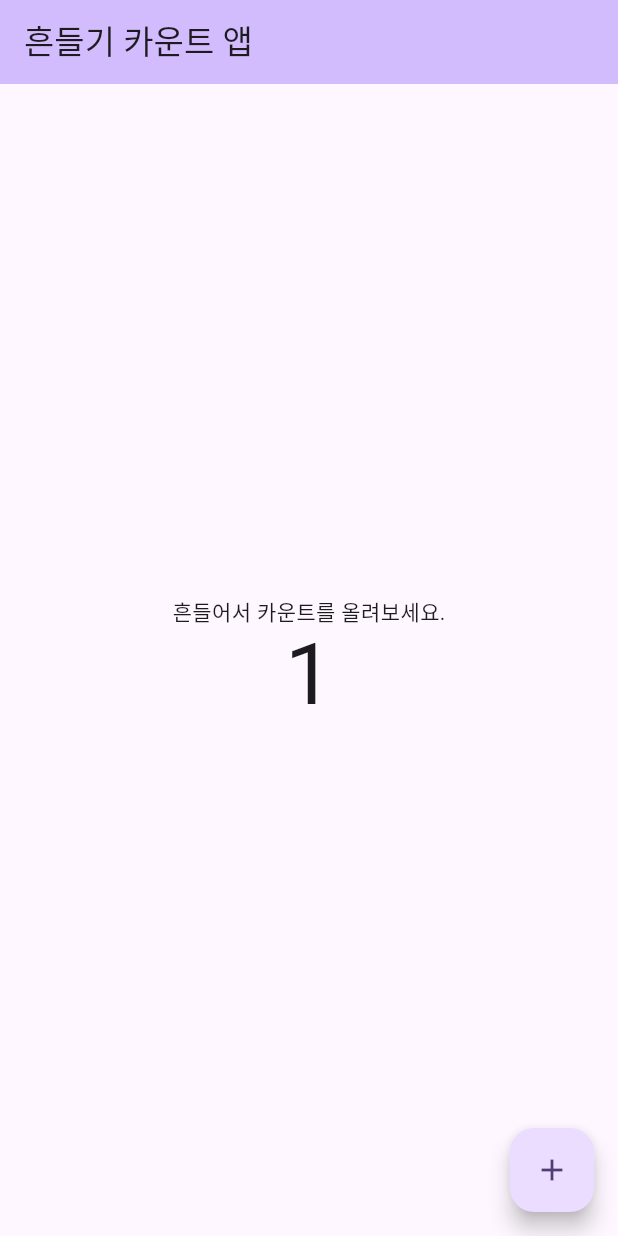
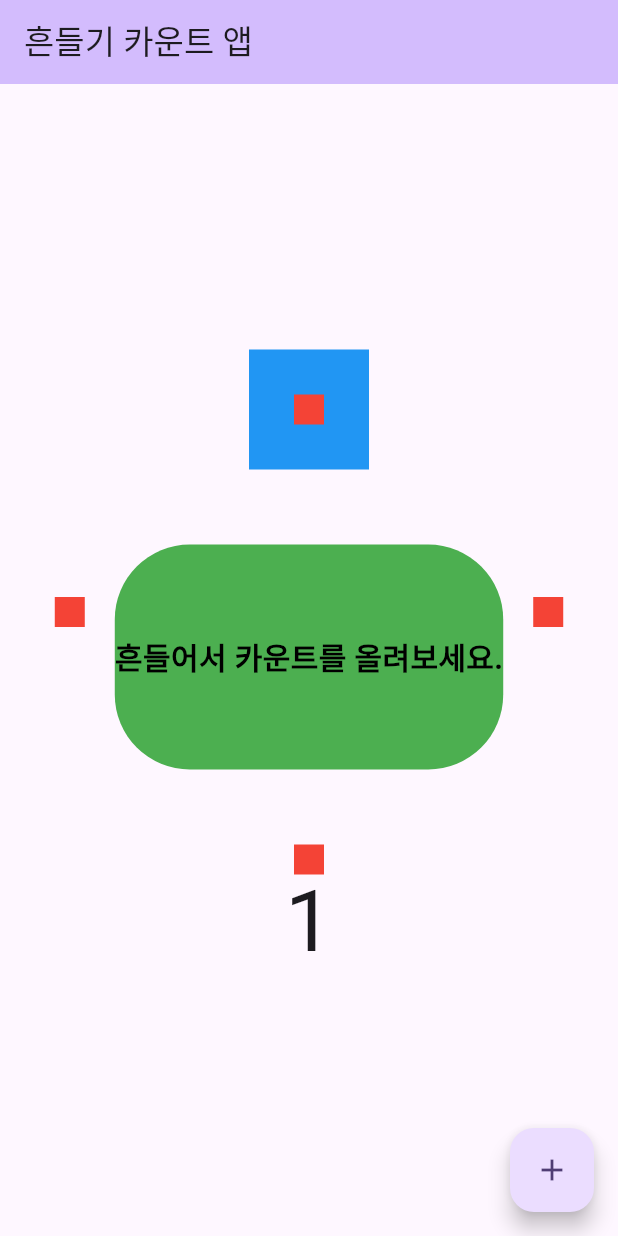
Before and after one commit to KIM602/flutter_shake_count_app, a Flutter app: the screen it shows after launch, after a tap on the "add" icon, on a phone screen of 412 x 824 dp. Run offline on Flutter 3.47's test engine with Material 2 defaults, Android fonts, the phone set to English and light mode, and no system bars; our stand-ins replace velocity_x; missing offline and left inert: shake.

Commit message:
흔들기 카운트 앱, velocity_x 라이브러리 사용

```diff
--- a/lib/main.dart
+++ b/lib/main.dart
@@ -1,4 +1,5 @@
 import 'package:flutter/material.dart';
+import 'package:shake_count_app/my_home_page.dart';
 
 void main() {
   runApp(const MyApp());
@@ -35,91 +36,3 @@ class MyApp extends StatelessWidget {
     );
   }
 }
-
-class MyHomePage extends StatefulWidget {
-  const MyHomePage({super.key, required this.title});
-
-  // This widget is the home page of your application. It is stateful, meaning
-  // that it has a State object (defined below) that contains fields that affect
-  // how it looks.
-
-  // This class is the configuration for the state. It holds the values (in this
-  // case the title) provided by the parent (in this case the App widget) and
-  // used by the build method of the State. Fields in a Widget subclass are
-  // always marked "final".
-
-  final String title;
-
-  @override
-  State<MyHomePage> createState() => _MyHomePageState();
-}
-
-class _MyHomePageState extends State<MyHomePage> {
-  int _counter = 0;
-
-  void _incrementCounter() {
-    setState(() {
-      // This call to setState tells the Flutter framework that something has
-      // changed in this State, which causes it to rerun the build method below
-      // so that the display can reflect the updated values. If we changed
-      // _counter without calling setState(), then the build method would not be
-      // called again, and so nothing would appear to happen.
-      _counter++;
-    });
-  }
-
-  @override
-  Widget build(BuildContext context) {
-    // This method is rerun every time setState is called, for instance as done
-    // by the _incrementCounter method above.
-    //
-    // The Flutter framework has been optimized to make rerunning build methods
-    // fast, so that you can just rebuild anything that needs updating rather
-    // than having to individually change instances of widgets.
-    return Scaffold(
-      appBar: AppBar(
-        // TRY THIS: Try changing the color here to a specific color (to
-        // Colors.amber, perhaps?) and trigger a hot reload to see the AppBar
-        // change color while the other colors stay the same.
-        backgroundColor: Theme.of(context).colorScheme.inversePrimary,
-        // Here we take the value from the MyHomePage object that was created by
-        // the App.build method, and use it to set our appbar title.
-        title: Text(widget.title),
-      ),
-      body: Center(
-        // Center is a layout widget. It takes a single child and positions it
-        // in the middle of the parent.
-        child: Column(
-          // Column is also a layout widget. It takes a list of children and
-          // arranges them vertically. By default, it sizes itself to fit its
-          // children horizontally, and tries to be as tall as its parent.
-          //
-          // Column has various properties to control how it sizes itself and
-          // how it positions its children. Here we use mainAxisAlignment to
-          // center the children vertically; the main axis here is the vertical
-          // axis because Columns are vertical (the cross axis would be
-          // horizontal).
-          //
-          // TRY THIS: Invoke "debug painting" (choose the "Toggle Debug Paint"
-          // action in the IDE, or press "p" in the console), to see the
-          // wireframe for each widget.
-          mainAxisAlignment: MainAxisAlignment.center,
-          children: <Widget>[
-            const Text(
-              '흔들어서 카운트를 올려보세요.',
-            ),
-            Text(
-              '$_counter',
-              style: Theme.of(context).textTheme.displayLarge,
-            ),
-          ],
-        ),
-      ),
-      floatingActionButton: FloatingActionButton(
-        onPressed: _incrementCounter,
-        tooltip: 'Increment',
-        child: const Icon(Icons.add),
-      ), // This trailing comma makes auto-formatting nicer for build methods.
-    );
-  }
-}
--- /dev/null
+++ b/lib/my_home_page.dart
@@ -0,0 +1,115 @@
+import 'package:flutter/material.dart';
+import 'package:shake/shake.dart';
+import 'package:shake_count_app/red_box.dart';
+import 'package:velocity_x/velocity_x.dart';
+
+class MyHomePage extends StatefulWidget {
+  const MyHomePage({super.key, required this.title});
+
+  // This widget is the home page of your application. It is stateful, meaning
+  // that it has a State object (defined below) that contains fields that affect
+  // how it looks.
+
+  // This class is the configuration for the state. It holds the values (in this
+  // case the title) provided by the parent (in this case the App widget) and
+  // used by the build method of the State. Fields in a Widget subclass are
+  // always marked "final".
+
+  final String title;
+
+  @override
+  State<MyHomePage> createState() => _MyHomePageState();
+}
+
+class _MyHomePageState extends State<MyHomePage> {
+  int _counter = 0;
+
+  @override
+  void initState() {
+    ShakeDetector.autoStart(
+      onPhoneShake: () {
+        setState(() {
+          _counter++;
+        });
+      },
+      shakeThresholdGravity: 1.5,
+    );
+    super.initState();
+  }
+
+  void _incrementCounter() {
+    setState(() {
+      // This call to setState tells the Flutter framework that something has
+      // changed in this State, which causes it to rerun the build method below
+      // so that the display can reflect the updated values. If we changed
+      // _counter without calling setState(), then the build method would not be
+      // called again, and so nothing would appear to happen.
+      _counter++;
+    });
+  }
+
+  @override
+  Widget build(BuildContext context) {
+    // This method is rerun every time setState is called, for instance as done
+    // by the _incrementCounter method above.
+    //
+    // The Flutter framework has been optimized to make rerunning build methods
+    // fast, so that you can just rebuild anything that needs updating rather
+    // than having to individually change instances of widgets.
+    return Scaffold(
+      appBar: AppBar(
+        // TRY THIS: Try changing the color here to a specific color (to
+        // Colors.amber, perhaps?) and trigger a hot reload to see the AppBar
+        // change color while the other colors stay the same.
+        backgroundColor: Theme.of(context).colorScheme.inversePrimary,
+        // Here we take the value from the MyHomePage object that was created by
+        // the App.build method, and use it to set our appbar title.
+        title: Text(widget.title),
+      ),
+      body: Center(
+        child: Column(
+          mainAxisAlignment: MainAxisAlignment.center,
+          children: <Widget>[
+            Row(
+              mainAxisAlignment: MainAxisAlignment.center,
+              children: [
+                const RedBox(),
+                Column(
+                  children: [
+                    RedBox().box.padding(EdgeInsets.all(30)).color(Colors.blue).make(),
+                    '흔들어서 카운트를 올려보세요.'
+                        .text
+                        .color(Colors.red)
+                        .bold
+                        .white
+                        .black
+                        .size(20)
+                        .isIntrinsic
+                        .makeCentered()
+                        .box
+                        .withRounded(value: 50)
+                        .color(Colors.green)
+                        .height(150)
+                        .make()
+                        .pSymmetric(h: 20, v: 50),
+                    const RedBox(),
+                  ],
+                ),
+                const RedBox(),
+              ],
+            ),
+            Text(
+              '$_counter',
+              style: Theme.of(context).textTheme.displayLarge,
+            ),
+          ],
+        ),
+      ),
+      floatingActionButton: FloatingActionButton(
+        onPressed: _incrementCounter,
+        tooltip: 'Increment',
+        child: const Icon(Icons.add),
+      ), // This trailing comma makes auto-formatting nicer for build methods.
+    );
+  }
+}
--- /dev/null
+++ b/lib/red_box.dart
@@ -0,0 +1,11 @@
+import 'package:flutter/material.dart';
+import 'package:velocity_x/velocity_x.dart';
+
+class RedBox extends StatelessWidget {
+  const RedBox({
+    super.key,
+  });
+
+  @override
+  Widget build(BuildContext context) => Container().box.color(Colors.red).size(20, 20).make();
+}
--- a/pubspec.yaml
+++ b/pubspec.yaml
@@ -35,6 +35,8 @@ dependencies:
   # The following adds the Cupertino Icons font to your application.
   # Use with the CupertinoIcons class for iOS style icons.
   cupertino_icons: ^1.0.2
+  shake: ^2.2.0
+  velocity_x: ^4.1.1
 
 dev_dependencies:
   flutter_test:
```
Also changed, not shown: pubspec.lock.
